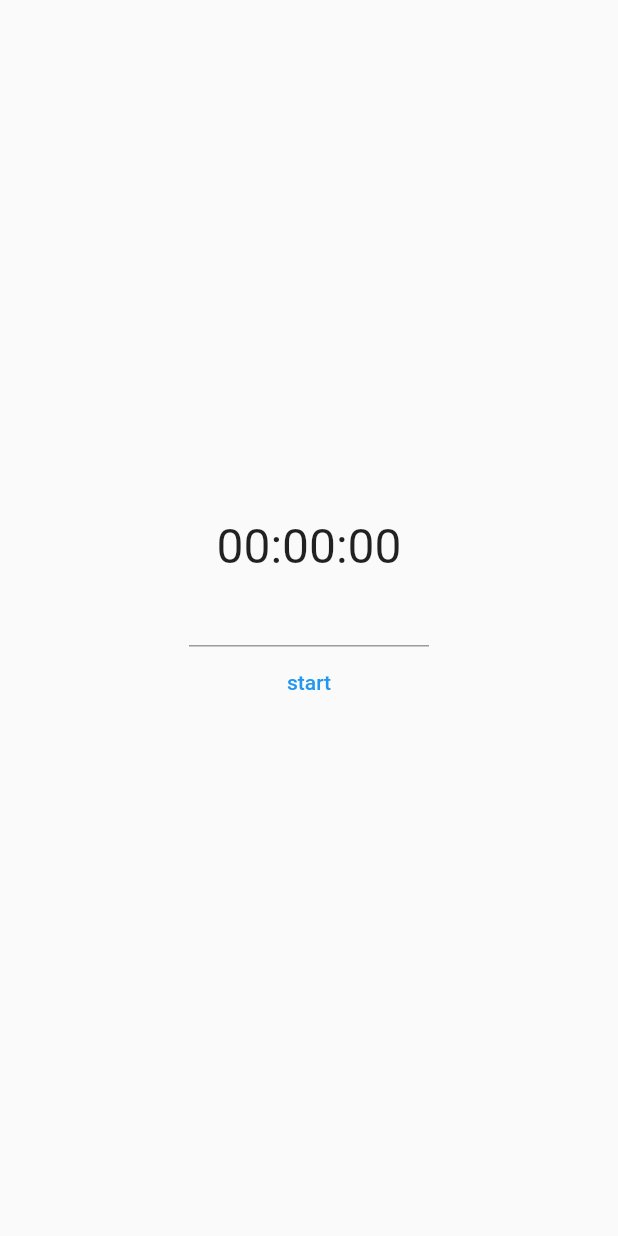
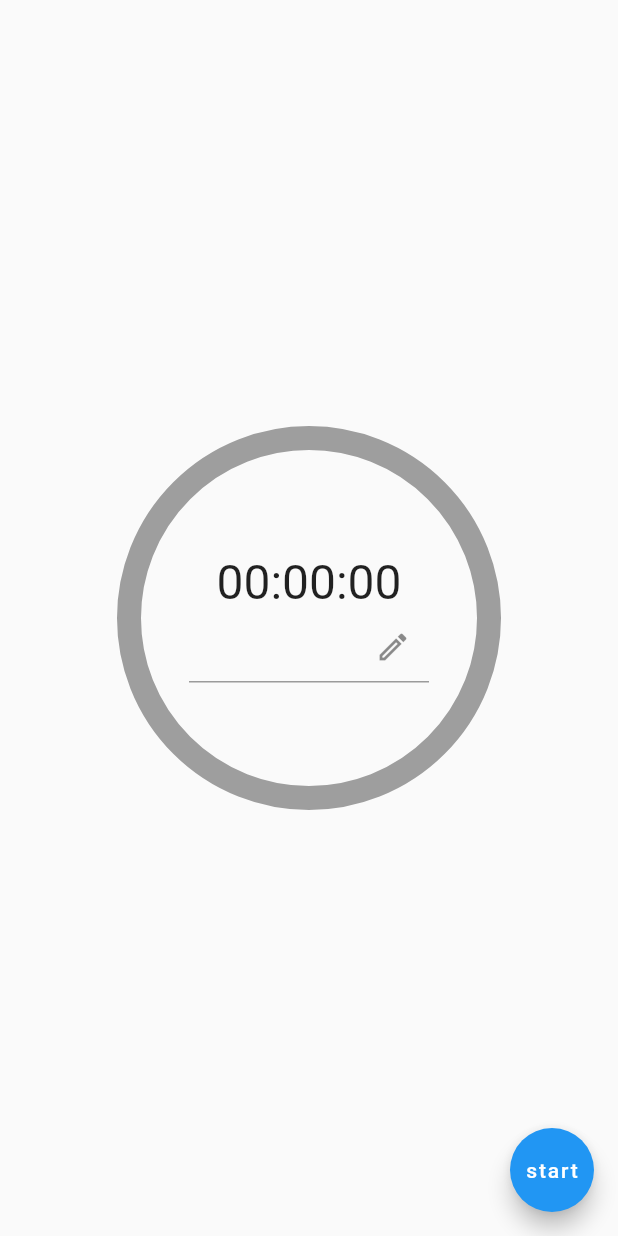
Before and after one commit to KobayashiYoh/silent_timer_app, a Flutter app: the screen it shows after launch, on a phone screen of 412 x 824 dp. Run offline on Flutter 3.47's test engine with Material 2 defaults, Android fonts, the phone set to English and light mode, and no system bars; our stand-ins replace flutter_local_notifications, freezed_annotation, hooks_riverpod, vibration; generated files the repository leaves out were written again.

Commit message:
残り時間に応じたタイマーのUIを反映

```diff
--- a/lib/models/timer_state.dart
+++ b/lib/models/timer_state.dart
@@ -7,10 +7,12 @@ class TimerState with _$TimerState {
   const factory TimerState({
     required bool isActive,
     required String timeText,
+    required double progressValue,
   }) = _TimerState;
 }
 
 const TimerState kInitialTimerState = TimerState(
   isActive: false,
   timeText: '00:00:00',
+  progressValue: 0.0,
 );
--- a/lib/views/timer_page.dart
+++ b/lib/views/timer_page.dart
@@ -12,7 +12,19 @@ class TimerPage extends ConsumerWidget {
     return Scaffold(
       body: SafeArea(
         child: Center(
-          child: Column(
+          child: Stack(
+            alignment: Alignment.center,
+            children: [
+              SizedBox(
+                width: 240.0,
+                height: 240.0,
+                child: CircularProgressIndicator(
+                  value: state.progressValue,
+                  strokeWidth: 16.0,
+                  backgroundColor: Colors.grey,
+                ),
+              ),
+              Column(
                 mainAxisAlignment: MainAxisAlignment.center,
                 children: [
                   Text(
@@ -25,17 +37,21 @@ class TimerPage extends ConsumerWidget {
                       onChanged: notifier.onChangedTextField,
                       onSubmitted: notifier.onSubmitted,
                       keyboardType: TextInputType.number,
-                  decoration: const InputDecoration(),
+                      decoration: const InputDecoration(
+                        suffixIcon: Icon(Icons.edit_outlined),
                       ),
                     ),
-              TextButton(
-                onPressed: notifier.onPressedPlayButton,
-                child: Text(state.isActive ? 'stop' : 'start'),
+                  ),
+                ],
               ),
             ],
           ),
         ),
       ),
+      floatingActionButton: FloatingActionButton(
+        onPressed: notifier.onPressedPlayButton,
+        child: Text(state.isActive ? 'stop' : 'start'),
+      ),
     );
   }
 }
```
Also changed, not shown: lib/providers/timer_notifier.dart (+6 -1 lines). Lines whose indentation alone changed are shown as unchanged.
